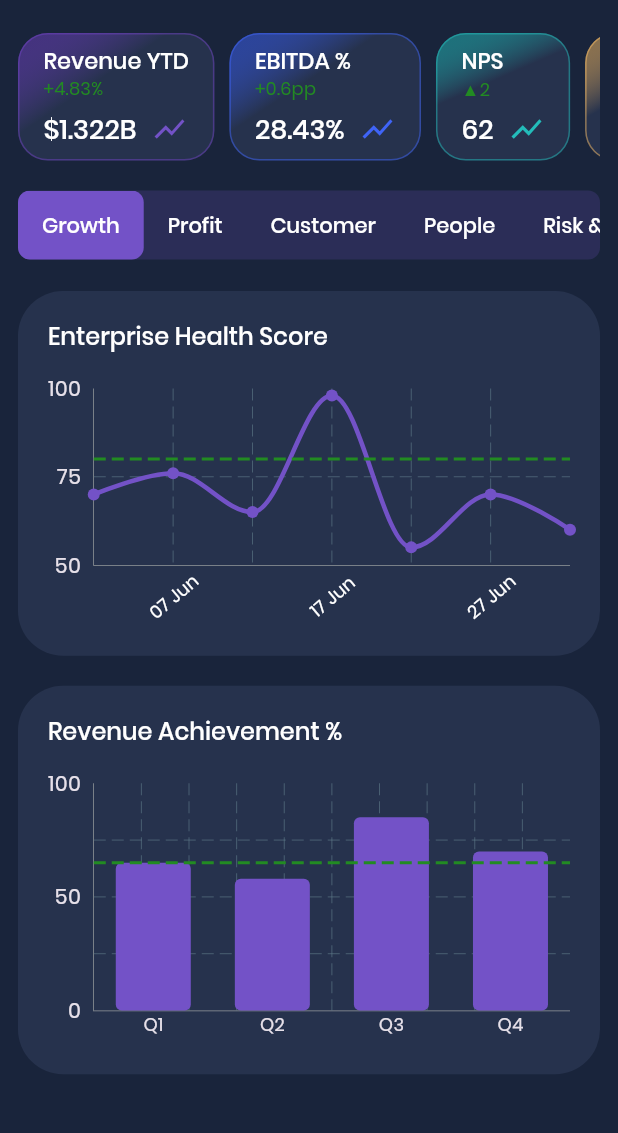
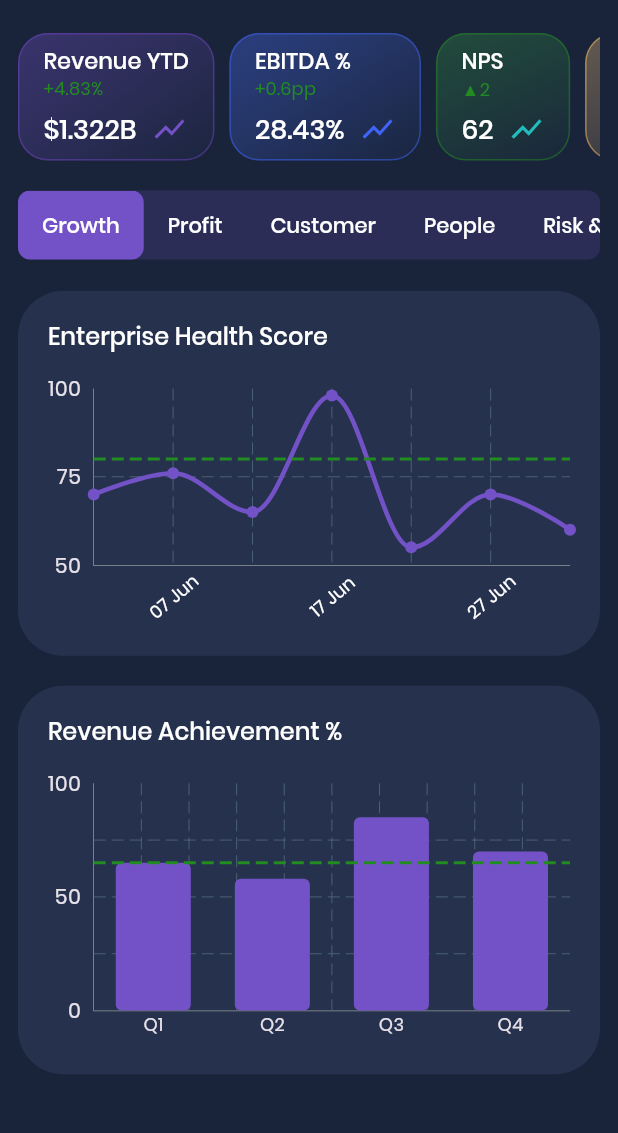
Before and after one commit to Sachin-Advait/omniview, a Flutter app: the Dashboard screen opened directly, on a phone screen of 412 x 824 dp, the part 66-1199 px from its top. Run offline on Flutter 3.47's test engine with Material 3 defaults, Android fonts, the phone set to English and light mode, and no system bars; drawn by our look-alikes of fl_chart; our stand-ins replace bloc, dio, equatable, flutter_bloc, flutter_screenutil, flutter_svg and 4 more; accounts and stored records are empty.

Commit message:
Fixed the gradient sharp color in stat card.

```diff
--- a/lib/modules/dashboard/components/stat_builder.dart
+++ b/lib/modules/dashboard/components/stat_builder.dart
@@ -37,7 +37,7 @@ class StatBuilder extends StatelessWidget {
               title: 'NPS',
               subtitle: '▲2',
               value: '62',
-              color: AppColors.cyan.withValues(alpha: .5),
+              color: AppColors.limeGreen.withValues(alpha: .5),
               trailing: Icon(Icons.show_chart, color: AppColors.cyan),
             ),
             10.horizontalSpace,
--- a/lib/modules/dashboard/components/stat_card.dart
+++ b/lib/modules/dashboard/components/stat_card.dart
@@ -27,8 +27,11 @@ class StatCard extends StatelessWidget {
       padding: const EdgeInsets.symmetric(horizontal: 16, vertical: 8),
       decoration: BoxDecoration(
         gradient: LinearGradient(
-          colors: [color, AppColors.darkSlate],
-          stops: [0.1, .4],
+          colors: [
+            Color.lerp(color, AppColors.darkSlate, 0.6)!,
+            AppColors.deepNavy,
+          ],
+          stops: [0.0, 1.0],
           begin: Alignment.topLeft,
           end: Alignment.bottomRight,
           transform: GradientRotation(.4),
```
